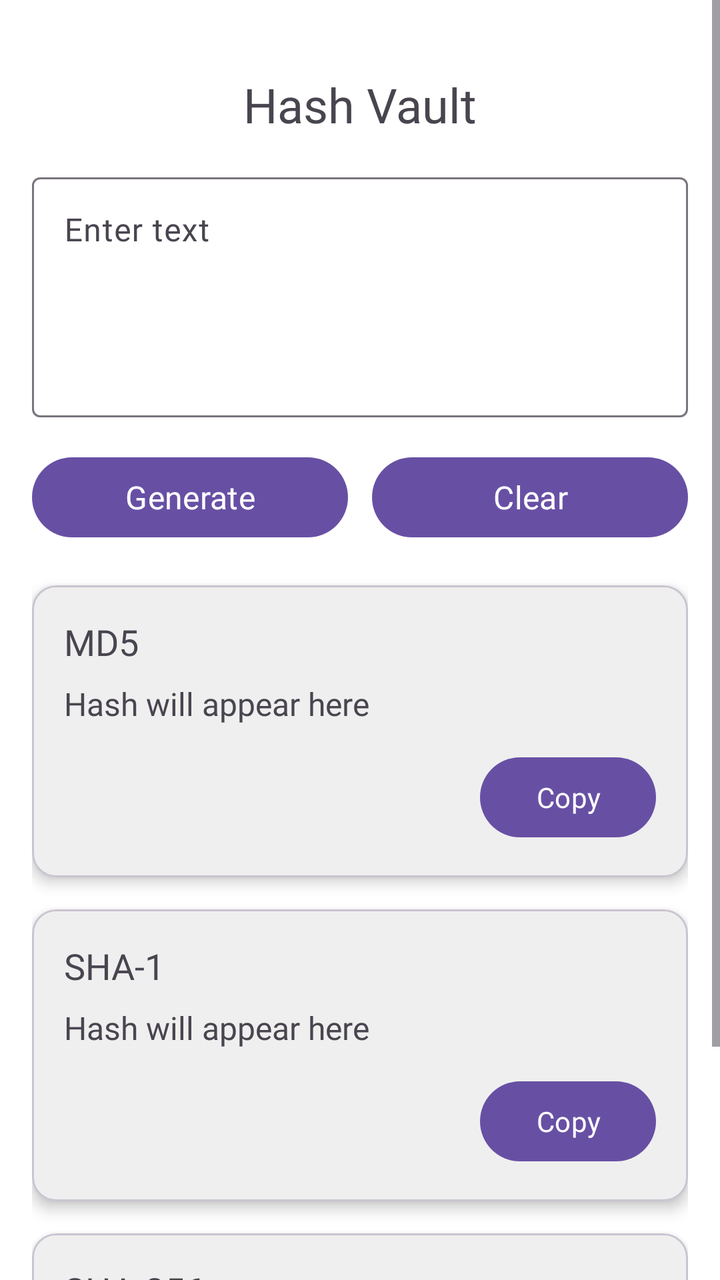
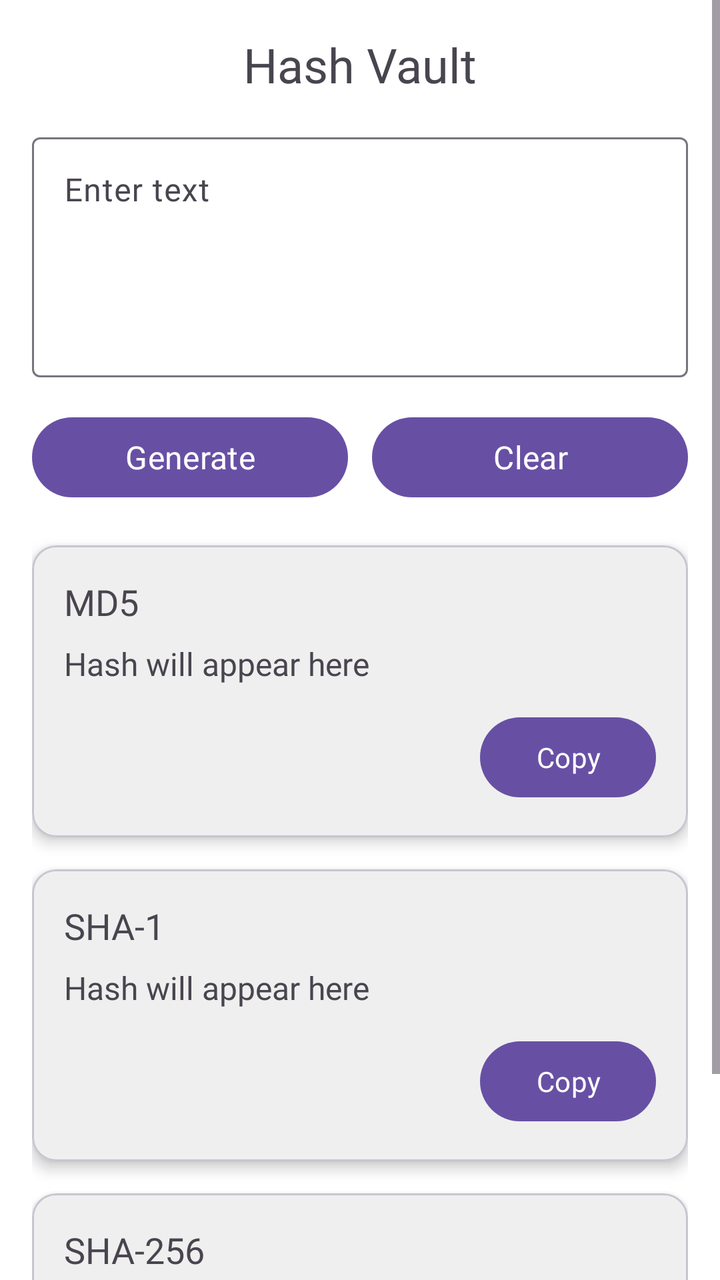

Two renders of the same Android screen: before a commit and after it. Below are the layout's source before the change and the commit's diff.
<!-- AndroidManifest.xml: application theme Theme.HashVault -->
<!-- res/layout/activity_main.xml -->
<?xml version="1.0" encoding="utf-8"?>
<ScrollView xmlns:android="http://schemas.android.com/apk/res/android"
    xmlns:app="http://schemas.android.com/apk/res-auto"
    android:id="@+id/main"
    android:layout_width="match_parent"
    android:layout_height="match_parent"
    android:background="@color/background">

    <LinearLayout
        android:layout_width="match_parent"
        android:layout_height="wrap_content"
        android:orientation="vertical"
        android:layout_margin="16dp">

        <TextView
            android:id="@+id/app_title"
            android:layout_width="match_parent"
            android:layout_height="wrap_content"
            android:layout_marginTop="20dp"
            android:layout_marginBottom="15dp"
            android:fontFamily="@font/montserrat_bold"
            android:text="@string/app_name"
            android:textAlignment="center"
            android:textSize="24sp" />

        <com.google.android.material.textfield.TextInputLayout
            android:layout_width="match_parent"
            android:layout_height="wrap_content"
            android:hint="@string/enter_text">

            <com.google.android.material.textfield.TextInputEditText
                android:id="@+id/input_text"
                android:layout_width="match_parent"
                android:layout_height="wrap_content"
                android:fontFamily="@font/montserrat"
                android:gravity="top|start"
                android:inputType="textMultiLine"
                android:maxLines="8"
                android:minHeight="120dp"
                android:textSize="16sp" />
        </com.google.android.material.textfield.TextInputLayout>

        <LinearLayout
            android:layout_width="match_parent"
            android:layout_height="wrap_content"
            android:layout_marginTop="16dp"
            android:orientation="horizontal">

            <Button
                android:id="@+id/button_generate"
                android:layout_width="0dp"
                android:layout_height="wrap_content"
                android:layout_weight="1"
                android:fontFamily="@font/montserrat_semibold"
                android:text="@string/generate"
                android:textSize="16sp" />

            <Space
                android:layout_width="12dp"
                android:layout_height="wrap_content" />

            <Button
                android:id="@+id/button_clear"
                android:layout_width="0dp"
                android:layout_height="wrap_content"
                android:layout_weight="1"
                android:fontFamily="@font/montserrat_semibold"
                android:text="@string/clear"
                android:textSize="16sp" />
        </LinearLayout>

        <com.google.android.material.card.MaterialCardView
            android:layout_width="match_parent"
            android:layout_height="wrap_content"
            android:layout_marginTop="20dp"
            app:cardBackgroundColor="@color/card_background"
            app:cardCornerRadius="12dp"
            app:cardElevation="4dp">

            <LinearLayout
                android:layout_width="match_parent"
                android:layout_height="wrap_content"
                android:orientation="vertical"
                android:padding="16dp">

                <TextView
                    android:layout_width="wrap_content"
                    android:layout_height="wrap_content"
                    android:fontFamily="@font/montserrat_semibold"
                    android:text="@string/md5"
                    android:textSize="18sp" />

                <TextView
                    android:id="@+id/md5_hash"
                    android:layout_width="match_parent"
                    android:layout_height="wrap_content"
                    android:layout_marginTop="8dp"
                    android:fontFamily="@font/montserrat"
                    android:text="@string/hash_text"
                    android:textIsSelectable="true"
                    android:textSize="16sp" />

                <Button
                    android:id="@+id/button_copy_md5"
                    android:layout_width="wrap_content"
                    android:layout_height="wrap_content"
                    android:layout_gravity="end"
                    android:layout_marginTop="12dp"
                    android:fontFamily="@font/montserrat_semibold"
                    android:text="@string/copy"
                    android:textSize="14sp" />
            </LinearLayout>

        </com.google.android.material.card.MaterialCardView>

        <com.google.android.material.card.MaterialCardView
            android:layout_width="match_parent"
            android:layout_height="wrap_content"
            android:layout_marginTop="16dp"
            app:cardBackgroundColor="@color/card_background"
            app:cardCornerRadius="12dp"
            app:cardElevation="4dp">

            <LinearLayout
                android:layout_width="match_parent"
                android:layout_height="wrap_content"
                android:orientation="vertical"
                android:padding="16dp">

                <TextView
                    android:layout_width="wrap_content"
                    android:layout_height="wrap_content"
                    android:fontFamily="@font/montserrat_semibold"
                    android:text="@string/sha_1"
                    android:textSize="18sp" />

                <TextView
                    android:id="@+id/sha1_hash"
                    android:layout_width="match_parent"
                    android:layout_height="wrap_content"
                    android:layout_marginTop="8dp"
                    android:fontFamily="@font/montserrat"
                    android:text="@string/hash_text"
                    android:textIsSelectable="true"
                    android:textSize="16sp" />

                <Button
                    android:id="@+id/button_copy_sha1"
                    android:layout_width="wrap_content"
                    android:layout_height="wrap_content"
                    android:layout_gravity="end"
                    android:layout_marginTop="12dp"
                    android:fontFamily="@font/montserrat_semibold"
                    android:text="@string/copy"
                    android:textSize="14sp" />
            </LinearLayout>

        </com.google.android.material.card.MaterialCardView>

        <com.google.android.material.card.MaterialCardView
            android:layout_width="match_parent"
            android:layout_height="wrap_content"
            android:layout_marginTop="16dp"
            android:layout_marginBottom="20dp"
            app:cardBackgroundColor="@color/card_background"
            app:cardCornerRadius="12dp"
            app:cardElevation="4dp">

            <LinearLayout
                android:layout_width="match_parent"
                android:layout_height="wrap_content"
                android:orientation="vertical"
                android:padding="16dp">

                <TextView
                    android:layout_width="wrap_content"
                    android:layout_height="wrap_content"
                    android:fontFamily="@font/montserrat_semibold"
                    android:text="@string/sha_256"
                    android:textSize="18sp" />

                <TextView
                    android:id="@+id/sha256_hash"
                    android:layout_width="match_parent"
                    android:layout_height="wrap_content"
                    android:layout_marginTop="8dp"
                    android:fontFamily="@font/montserrat"
                    android:text="@string/hash_text"
                    android:textIsSelectable="true"
                    android:textSize="16sp" />

                <Button
                    android:id="@+id/button_copy_sha256"
                    android:layout_width="wrap_content"
                    android:layout_height="wrap_content"
                    android:layout_gravity="end"
                    android:layout_marginTop="12dp"
                    android:fontFamily="@font/montserrat_semibold"
                    android:text="@string/copy"
                    android:textSize="14sp" />
            </LinearLayout>

        </com.google.android.material.card.MaterialCardView>

    </LinearLayout>

</ScrollView>
<!-- resources referenced by this layout -->
<resources>
  <color name="background">@color/white</color>
  <color name="card_background">@color/Light_Grey</color>
  <string name="app_name">Hash Vault</string>
  <string name="clear">Clear</string>
  <string name="copy">Copy</string>
  <string name="enter_text">Enter text</string>
  <string name="generate">Generate</string>
  <string name="hash_text">Hash will appear here</string>
  <string name="md5">MD5</string>
  <string name="sha_1">SHA-1</string>
  <string name="sha_256">SHA-256</string>
  <style name="Theme.HashVault" parent="Base.Theme.HashVault" />
  <color name="white">#FFFFFFFF</color>
  <color name="Light_Grey">#EFEFEF</color>
  <style name="Base.Theme.HashVault" parent="Theme.Material3.DayNight.NoActionBar">
          
          
      </style>
</resources>

<!-- the commit's change to res/layout/activity_main.xml (unified diff, before → after) -->
@@ -16,7 +16,6 @@
             android:id="@+id/app_title"
             android:layout_width="match_parent"
             android:layout_height="wrap_content"
-            android:layout_marginTop="20dp"
             android:layout_marginBottom="15dp"
             android:fontFamily="@font/montserrat_bold"
             android:text="@string/app_name"
